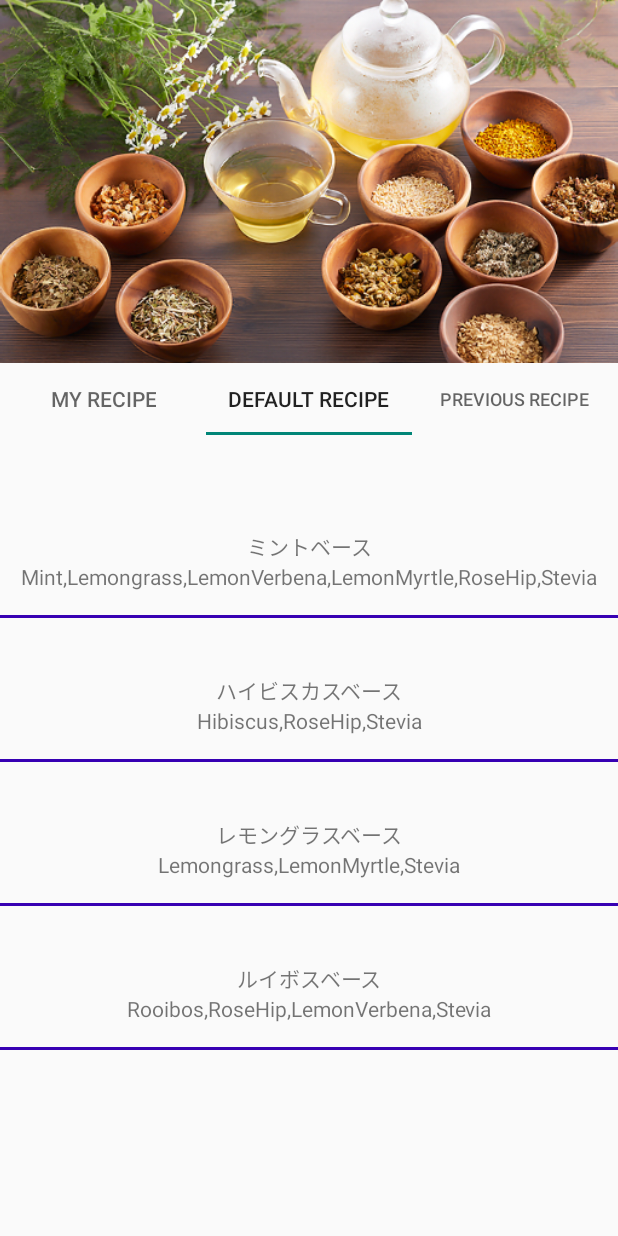
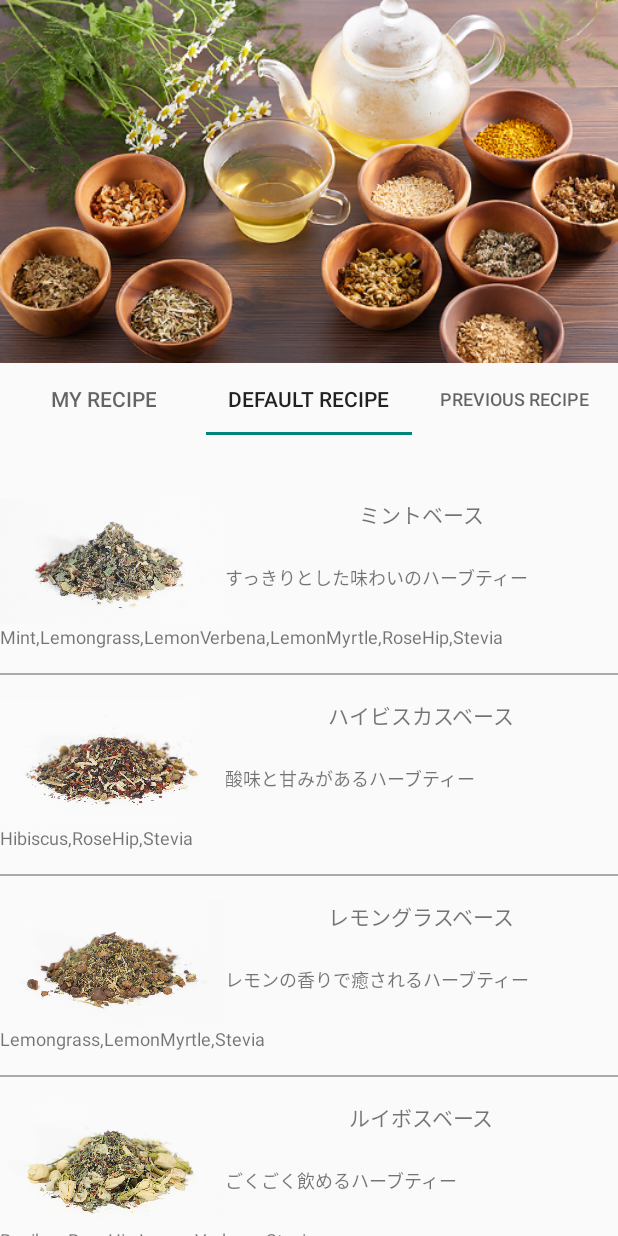
Before and after one commit to tadashi0701/ohanacha, an Android app: the screen it shows after launch (MainActivity), tab 2 chosen, on a phone screen of 412 x 824 dp. Run offline under Robolectric (Android 15) with nearby library versions, the phone set to English and light mode, and no system bars; our stand-ins replace Dagger/Hilt's generated code, Room's generated code.

Commit message:
おすすめブレンドの表示を改善

```diff
--- a/app/src/main/java/com/monoprogram/myblend/entity/Blend.kt
+++ b/app/src/main/java/com/monoprogram/myblend/entity/Blend.kt
@@ -9,5 +9,7 @@ data class Blend(
     @PrimaryKey(autoGenerate = true) val id: Int,
     @ColumnInfo(name = "name") val blendName: String,
     @ColumnInfo(name = "herbName") val herbName: String,
-    @ColumnInfo(name = "herbValue") val herbValue: String
+    @ColumnInfo(name = "herbValue") val herbValue: String,
+    @ColumnInfo(name = "blendImage") val blendImage: Int,
+    @ColumnInfo(name = "blendDescription") val blendDescription: String
 )
--- a/app/src/main/java/com/monoprogram/myblend/presentation/top/blend/MyRecipeViewModel.kt
+++ b/app/src/main/java/com/monoprogram/myblend/presentation/top/blend/MyRecipeViewModel.kt
@@ -37,7 +37,9 @@ class MyRecipeViewModel : ViewModel() {
                         Application.instance.getString(R.string.LemonMyrtle) + "," +
                         Application.instance.getString(R.string.RoseHip) + "," +
                         Application.instance.getString(R.string.Stevia),
-                "3,2,2,1,1,1"
+                "3,2,2,1,1,1",
+                R.drawable.default_mint,
+                "すっきりとした味わいのハーブティー"
             ),
             Blend(
                 0,
@@ -45,7 +47,9 @@ class MyRecipeViewModel : ViewModel() {
                 Application.instance.getString(R.string.Hibiscus) + "," +
                         Application.instance.getString(R.string.RoseHip) + "," +
                         Application.instance.getString(R.string.Stevia),
-                "5,3,2"
+                "5,3,2",
+                R.drawable.default_hibiscus,
+                "酸味と甘みがあるハーブティー"
             ),
             Blend(
                 0,
@@ -53,7 +57,9 @@ class MyRecipeViewModel : ViewModel() {
                 Application.instance.getString(R.string.Lemongrass) + "," +
                         Application.instance.getString(R.string.LemonMyrtle) + "," +
                         Application.instance.getString(R.string.Stevia),
-                "5,3,2"
+                "5,3,2",
+                R.drawable.default_lemongrass,
+                "レモンの香りで癒されるハーブティー"
             ),
             Blend(
                 0,
@@ -62,7 +68,9 @@ class MyRecipeViewModel : ViewModel() {
                         Application.instance.getString(R.string.RoseHip) + "," +
                         Application.instance.getString(R.string.LemonVerbena) + "," +
                         Application.instance.getString(R.string.Stevia),
-                "4,3,2,1"
+                "4,3,2,1",
+                R.drawable.default_rooibos,
+                "ごくごく飲めるハーブティー"
             )
         )
 
@@ -98,7 +106,7 @@ class MyRecipeViewModel : ViewModel() {
         val value = valueList.joinToString(",")
         CoroutineScope(Dispatchers.Main).launch {
             withContext(Dispatchers.Default) {
-                blendDao.insert(Blend(0, "test_" + blendDao.getAll().size, herb, value))
+                blendDao.insert(Blend(0, "test_" + blendDao.getAll().size, herb, value, 0, ""))
             }
         }
     }
--- a/app/src/main/java/com/monoprogram/myblend/presentation/top/blend/top/DefaultRecipeAdapter.kt
+++ b/app/src/main/java/com/monoprogram/myblend/presentation/top/blend/top/DefaultRecipeAdapter.kt
@@ -3,6 +3,7 @@ package com.monoprogram.myblend.presentation.top.blend.top
 import android.view.LayoutInflater
 import android.view.View
 import android.view.ViewGroup
+import android.widget.ImageView
 import android.widget.TextView
 import androidx.constraintlayout.widget.ConstraintLayout
 import androidx.recyclerview.widget.RecyclerView
@@ -21,12 +22,14 @@ class DefaultRecipeAdapter internal constructor(
     class ViewHolder(v: View) : RecyclerView.ViewHolder(v) {
         var blendName: TextView = v.findViewById(R.id.text_blend_name)
         var herbName: TextView = v.findViewById(R.id.text_herb_name)
-        var myBlend: ConstraintLayout = v.findViewById(R.id.layout_my_blend)
+        var defaultBlend: ConstraintLayout = v.findViewById(R.id.layout_default_blend)
+        var defaultImage: ImageView = v.findViewById(R.id.image_default)
+        var description: TextView = v.findViewById(R.id.text_default_description)
     }
 
     override fun onCreateViewHolder(parent: ViewGroup, viewType: Int): ViewHolder {
         val view: View = LayoutInflater.from(parent.context)
-            .inflate(R.layout.my_blend_item, parent, false)
+            .inflate(R.layout.default_blend_item, parent, false)
 
         return ViewHolder(
             view
@@ -36,8 +39,10 @@ class DefaultRecipeAdapter internal constructor(
     override fun onBindViewHolder(holder: ViewHolder, position: Int) {
         holder.blendName.text = blendInfo[position].blendName
         holder.herbName.text = blendInfo[position].herbName
+        holder.description.text = blendInfo[position].blendDescription
+        holder.defaultImage.setImageResource(blendInfo[position].blendImage)
 
-        holder.myBlend.setOnClickListener {
+        holder.defaultBlend.setOnClickListener {
             listener.onItemClickListener(position)
         }
     }
--- a/app/src/main/res/layout/default_blend_item.xml
+++ b/app/src/main/res/layout/default_blend_item.xml
@@ -1,35 +1,62 @@
 <?xml version="1.0" encoding="utf-8"?>
 <androidx.constraintlayout.widget.ConstraintLayout xmlns:android="http://schemas.android.com/apk/res/android"
     xmlns:app="http://schemas.android.com/apk/res-auto"
-    android:id="@+id/layout_my_blend"
+    android:id="@+id/layout_default_blend"
     android:layout_width="match_parent"
     android:layout_height="wrap_content">
+
+    <FrameLayout
+        android:id="@+id/image_default_layout"
+        android:layout_width="150dp"
+        android:layout_height="100dp"
+        app:layout_constraintLeft_toLeftOf="parent"
+        app:layout_constraintTop_toTopOf="parent">
+
+        <ImageView
+            android:id="@+id/image_default"
+            android:layout_width="match_parent"
+            android:layout_height="match_parent"
+            android:layout_marginTop="@dimen/text_margin"
+            android:scaleType="centerCrop"
+            app:layout_constraintBottom_toBottomOf="parent"
+            app:layout_constraintLeft_toLeftOf="parent"
+            app:layout_constraintTop_toTopOf="parent" />
+    </FrameLayout>
 
     <TextView
         android:id="@+id/text_blend_name"
         android:layout_width="wrap_content"
-        android:layout_height="wrap_content"
-        app:layout_constraintBottom_toBottomOf="parent"
-        app:layout_constraintLeft_toLeftOf="parent"
+        android:layout_height="0dp"
+        android:layout_marginTop="@dimen/text_margin"
+        app:layout_constraintLeft_toRightOf="@+id/image_default_layout"
         app:layout_constraintRight_toRightOf="parent"
         app:layout_constraintTop_toTopOf="parent" />
+
+    <TextView
+        android:id="@+id/text_default_description"
+        android:layout_width="wrap_content"
+        android:layout_height="wrap_content"
+        android:textSize="12sp"
+        app:layout_constraintBottom_toTopOf="@+id/text_herb_name"
+        app:layout_constraintLeft_toRightOf="@+id/image_default_layout"
+        app:layout_constraintTop_toBottomOf="@+id/text_blend_name" />
 
     <TextView
         android:id="@+id/text_herb_name"
         android:layout_width="wrap_content"
         android:layout_height="wrap_content"
         android:layout_marginBottom="@dimen/text_margin"
+        android:textSize="12sp"
         app:layout_constraintLeft_toLeftOf="parent"
-        app:layout_constraintRight_toRightOf="parent"
-        app:layout_constraintTop_toBottomOf="@+id/text_blend_name" />
+        app:layout_constraintTop_toBottomOf="@+id/image_default_layout" />
 
     <View
         android:layout_width="match_parent"
-        android:layout_height="2dp"
+        android:layout_height="1dp"
         android:layout_marginTop="@dimen/text_margin"
-        android:background="@color/colorPrimaryDark"
+        android:background="@android:color/darker_gray"
         app:layout_constraintBottom_toBottomOf="parent"
-        app:layout_constraintLeft_toLeftOf="parent"
+        app:layout_constraintLeft_toLeftOf="@+id/image_default_layout"
         app:layout_constraintRight_toRightOf="parent"
         app:layout_constraintTop_toBottomOf="@+id/text_herb_name" />
 
```
Also changed, not shown: app/src/main/res/drawable/default_hibiscus.jpg (added), app/src/main/res/drawable/default_lemongrass.jpg (added), app/src/main/res/drawable/default_mint.jpg (added), app/src/main/res/drawable/default_rooibos.jpg (added).
